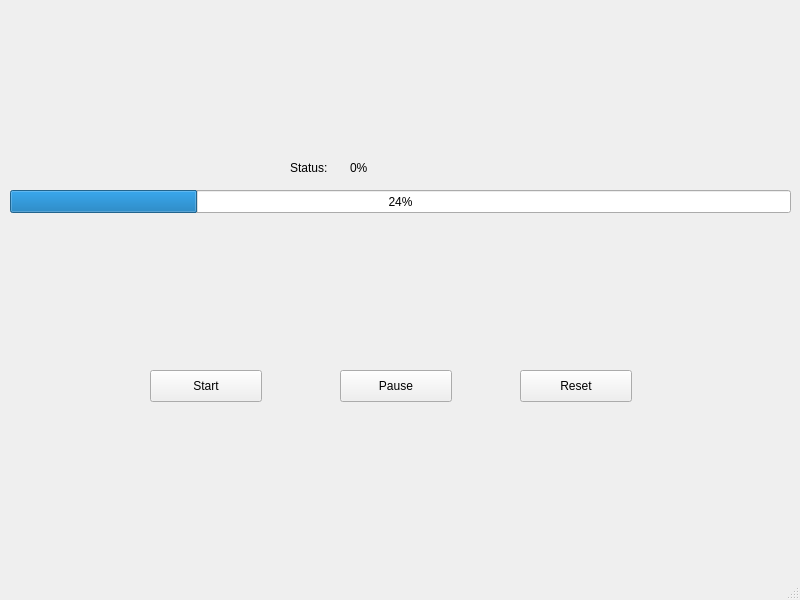
Old version of the form lab11/mainwindow.ui in the repository funleva/OSIS.
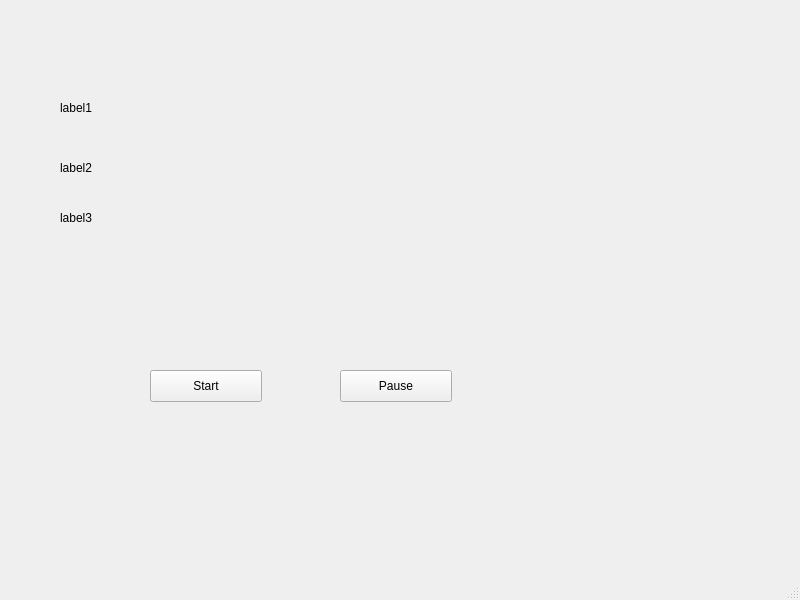
New version of the form.

```diff
--- a/lab11/mainwindow.ui
+++ b/lab11/mainwindow.ui
@@ -14,19 +14,6 @@
    <string>MainWindow</string>
   </property>
   <widget class="QWidget" name="centralwidget">
-   <widget class="QProgressBar" name="progressBar">
-    <property name="geometry">
-     <rect>
-      <x>10</x>
-      <y>190</y>
-      <width>781</width>
-      <height>23</height>
-     </rect>
-    </property>
-    <property name="value">
-     <number>24</number>
-    </property>
-   </widget>
    <widget class="QPushButton" name="startButton">
     <property name="geometry">
      <rect>
@@ -40,45 +27,6 @@
      <string>Start</string>
     </property>
    </widget>
-   <widget class="QPushButton" name="resetButton">
-    <property name="geometry">
-     <rect>
-      <x>520</x>
-      <y>370</y>
-      <width>112</width>
-      <height>32</height>
-     </rect>
-    </property>
-    <property name="text">
-     <string>Reset</string>
-    </property>
-   </widget>
-   <widget class="QLabel" name="label">
-    <property name="geometry">
-     <rect>
-      <x>290</x>
-      <y>160</y>
-      <width>58</width>
-      <height>16</height>
-     </rect>
-    </property>
-    <property name="text">
-     <string>Status:</string>
-    </property>
-   </widget>
-   <widget class="QLabel" name="statusPercents">
-    <property name="geometry">
-     <rect>
-      <x>350</x>
-      <y>160</y>
-      <width>58</width>
-      <height>16</height>
-     </rect>
-    </property>
-    <property name="text">
-     <string>0%</string>
-    </property>
-   </widget>
    <widget class="QPushButton" name="pauseButton">
     <property name="geometry">
      <rect>
@@ -92,6 +40,45 @@
      <string>Pause</string>
     </property>
    </widget>
+   <widget class="QLabel" name="label">
+    <property name="geometry">
+     <rect>
+      <x>60</x>
+      <y>100</y>
+      <width>59</width>
+      <height>16</height>
+     </rect>
+    </property>
+    <property name="text">
+     <string>label1</string>
+    </property>
+   </widget>
+   <widget class="QLabel" name="label_2">
+    <property name="geometry">
+     <rect>
+      <x>60</x>
+      <y>160</y>
+      <width>59</width>
+      <height>16</height>
+     </rect>
+    </property>
+    <property name="text">
+     <string>label2</string>
+    </property>
+   </widget>
+   <widget class="QLabel" name="label_3">
+    <property name="geometry">
+     <rect>
+      <x>60</x>
+      <y>210</y>
+      <width>59</width>
+      <height>16</height>
+     </rect>
+    </property>
+    <property name="text">
+     <string>label3</string>
+    </property>
+   </widget>
   </widget>
   <widget class="QMenuBar" name="menubar">
    <property name="geometry">
```
